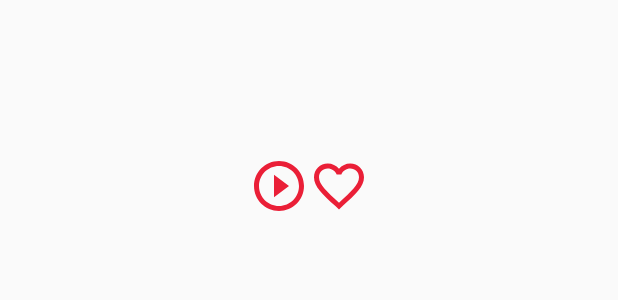
After one commit to Hiendt1204/learnJapanese, an Android app: the layout item_tumoi_fagment.xml on its own in the app's theme, with its tools: preview values and no code run, on a phone screen of 412 x 824 dp. The commit adds this screen. Shown: the top 300 px of the screen. Run offline under Robolectric (Android 15) with nearby library versions, the phone set to English and light mode, and no system bars; network calls fail.

Commit message:
12-62018

```diff
--- a/app/build.gradle
+++ b/app/build.gradle
@@ -24,6 +24,7 @@ dependencies {
     implementation 'com.android.support:appcompat-v7:26.1.0'
     implementation 'com.android.support.constraint:constraint-layout:1.1.0'
     implementation 'com.android.support:cardview-v7:26.1.0'
+    implementation 'com.android.support:support-v4:26.1.0'
     compile 'com.github.clans:fab:1.6.4'
     testImplementation 'junit:junit:4.12'
     androidTestImplementation 'com.android.support.test:runner:1.0.2'
--- a/app/src/main/java/com/example/duongthuhien/kltn/Adapter/DSBH_Minna_adapter.java
+++ b/app/src/main/java/com/example/duongthuhien/kltn/Adapter/DSBH_Minna_adapter.java
@@ -36,8 +36,8 @@ public class DSBH_Minna_adapter extends ArrayAdapter {
 
         final DSBH_minna dsbh_minna=(DSBH_minna) this.objects.get(pos);
 
-        TextView tv_TenBaiHocM=row.findViewById(R.id.tv_TenbaihocM);
-        tv_TenBaiHocM.setText(dsbh_minna.getStr_TenBaihoc());
+        //TextView tv_TenBaiHocM=row.findViewById(R.id.tv_TenbaihocM);
+        //tv_TenBaiHocM.setText(dsbh_minna.getStr_TenBaihoc());
 
         return row;
     }
--- a/app/src/main/java/com/example/duongthuhien/kltn/Model/Kanji1.java
+++ b/app/src/main/java/com/example/duongthuhien/kltn/Model/Kanji1.java
@@ -64,6 +64,7 @@ public class Kanji1 implements Serializable {
         for(String row : rowStr) {
             String[] cols = row.split("∴");
             if (cols != null && cols.length > 0) {
+                //Log.d("hiendt2","played "+ cols[0]);
                 KanjiExample example = new KanjiExample();
                 example.setCot1(cols[0]);
                 example.setCot2(cols[1]);
--- a/app/src/main/java/com/example/duongthuhien/kltn/SQLiteData/SQLiteDataController.java
+++ b/app/src/main/java/com/example/duongthuhien/kltn/SQLiteData/SQLiteDataController.java
@@ -26,7 +26,7 @@ public class SQLiteDataController extends SQLiteOpenHelper {
     private String DB_PATH = "/data/data/com.example.duongthuhien.kltn/databases/";
     private SQLiteDatabase myDatabase;
     private Context context;
-    private static final String TAG = "hiendt_SQLiteDataController";
+    private static final String TAG = "hiendt_SQLiteData";
 
 
     // Phiên bản
--- /dev/null
+++ b/app/src/main/res/layout/item_tumoi_fagment.xml
@@ -0,0 +1,55 @@
+<?xml version="1.0" encoding="utf-8"?>
+<LinearLayout
+    xmlns:android="http://schemas.android.com/apk/res/android"
+    android:layout_width="match_parent"
+    android:layout_height="match_parent"
+    android:orientation="vertical">
+    <LinearLayout
+        android:layout_width="match_parent"
+        android:layout_height="wrap_content"
+        android:orientation="horizontal">
+        <TextView
+            android:id="@+id/tv_SoThuTu_M"
+            android:layout_width="wrap_content"
+            android:layout_height="wrap_content"
+            android:textSize="25sp"/>
+        <TextView
+            android:id="@+id/tv_JWord_M"
+            android:layout_width="wrap_content"
+            android:layout_height="wrap_content"
+            android:textSize="25sp"/>
+    </LinearLayout>
+    <TextView
+        android:id="@+id/tv_PhienAm_M"
+        android:layout_width="wrap_content"
+        android:layout_height="wrap_content"
+        android:textSize="25sp"/>
+    <TextView
+        android:id="@+id/tv_VWord_M"
+        android:layout_width="wrap_content"
+        android:layout_height="wrap_content"
+        android:textSize="25sp"/>
+    <LinearLayout
+        android:layout_width="wrap_content"
+        android:layout_height="wrap_content"
+        android:orientation="horizontal"
+        android:layout_gravity="center"
+        >
+        <Button
+            android:id="@+id/btn_PlayM1"
+            android:layout_width="40dp"
+            android:layout_height="40dp"
+           android:backgroundTint="@color/colorAccent"
+            android:background="@drawable/ic_play_circle_outline_black_24dp"/>
+        <Button
+            android:id="@+id/btn_Favorite"
+            android:layout_width="40dp"
+            android:layout_height="40dp"
+            android:backgroundTint="@color/colorAccent"
+            android:background="@drawable/ic_favorite_border_black_24dp"/>
+
+    </LinearLayout>
+
+
+
+</LinearLayout>
--- a/app/src/main/res/values/strings.xml
+++ b/app/src/main/res/values/strings.xml
@@ -106,5 +106,8 @@
 
     </string-array>
 
+    <!-- TODO: Remove or change this placeholder text -->
+    <string name="hello_blank_fragment">Hello blank fragment</string>
+
 
 </resources>
```
Also changed, not shown: app/src/main/java/com/example/duongthuhien/kltn/Adapter/Minna1_adapter.java (added, +8 -0 lines), app/src/main/java/com/example/duongthuhien/kltn/Minna/MinnaActivity.java (+34 -10 lines), app/src/main/java/com/example/duongthuhien/kltn/Minna/TuMoiFragment.java (added, +33 -0 lines), app/src/main/java/com/example/duongthuhien/kltn/Model/Minna1.java (added, +8 -0 lines), app/src/main/java/com/example/duongthuhien/kltn/Model/Tumoi_Frag.java (added, +75 -0 lines), app/src/main/res/layout/activity_minna.xml (+38 -23 lines), app/src/main/res/layout/fragment_tu_moi.xml (added, +12 -0 lines), app/src/main/res/layout/item_dsbh_minna.xml (deleted, +0 -13 lines).
